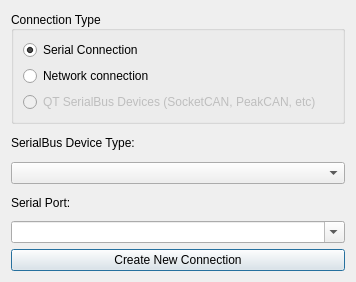
Qt form ui/newconnectiondialog.ui (collin80/SavvyCAN) before a commit.
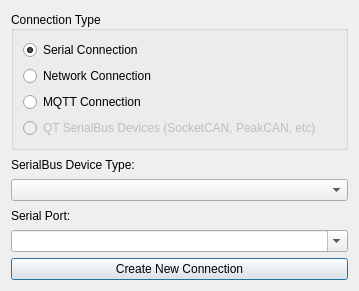
The same form after that commit.

Commit message: Add two new external libraries. SimpleCrypt is used to encrypt passwords, QMQTT is an MQTT library that I was able to integrate into the codebase so there aren't any external dependencies. Both external projects have their own open source licenses. Those licenses are included. Also in this commit is some preliminary work to start adding MQTT support to SavvyCAN.

```diff
--- a/ui/newconnectiondialog.ui
+++ b/ui/newconnectiondialog.ui
@@ -6,8 +6,8 @@
    <rect>
     <x>0</x>
     <y>0</y>
-    <width>356</width>
-    <height>282</height>
+    <width>359</width>
+    <height>291</height>
    </rect>
   </property>
   <property name="windowTitle">
@@ -33,7 +33,7 @@
         </property>
        </widget>
       </item>
-      <item row="2" column="0">
+      <item row="3" column="0">
        <widget class="QRadioButton" name="rbSocketCAN">
         <property name="enabled">
          <bool>false</bool>
@@ -46,7 +46,14 @@
       <item row="1" column="0">
        <widget class="QRadioButton" name="rbRemote">
         <property name="text">
-         <string>Network connection</string>
+         <string>Network Connection</string>
+        </property>
+       </widget>
+      </item>
+      <item row="2" column="0">
+       <widget class="QRadioButton" name="rbMQTT">
+        <property name="text">
+         <string>MQTT Connection</string>
         </property>
        </widget>
       </item>
```
The commit also changes 46 other files.
